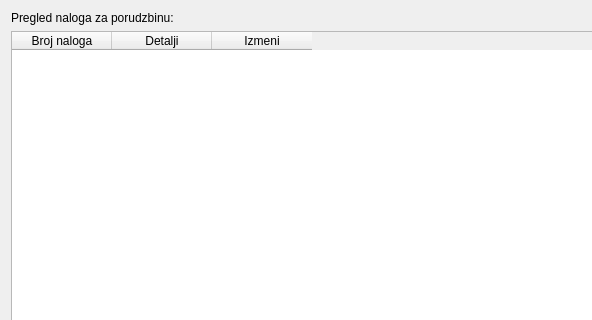
Old version of the form Vigor/POVI/commandsview.ui in the repository Loptica23/POVI; both pictures show x 0 to 592 and y 0 to 320 of the 994 by 583 pixel window.
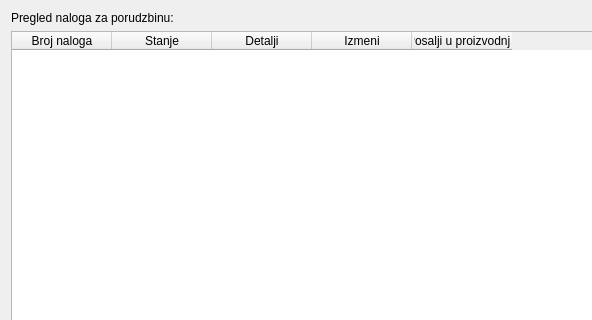
New version of the form.

What changed in the file:
```diff
--- a/Vigor/POVI/commandsview.ui
+++ b/Vigor/POVI/commandsview.ui
@@ -28,6 +28,11 @@
        <string>Broj naloga</string>
       </property>
      </column>
+     <column>
+      <property name="text">
+       <string>Stanje</string>
+      </property>
+     </column>
      <column>
       <property name="text">
        <string>Detalji</string>
@@ -38,6 +43,11 @@
        <string>Izmeni</string>
       </property>
      </column>
+     <column>
+      <property name="text">
+       <string>Posalji u proizvodnju</string>
+      </property>
+     </column>
     </widget>
    </item>
    <item>
```
